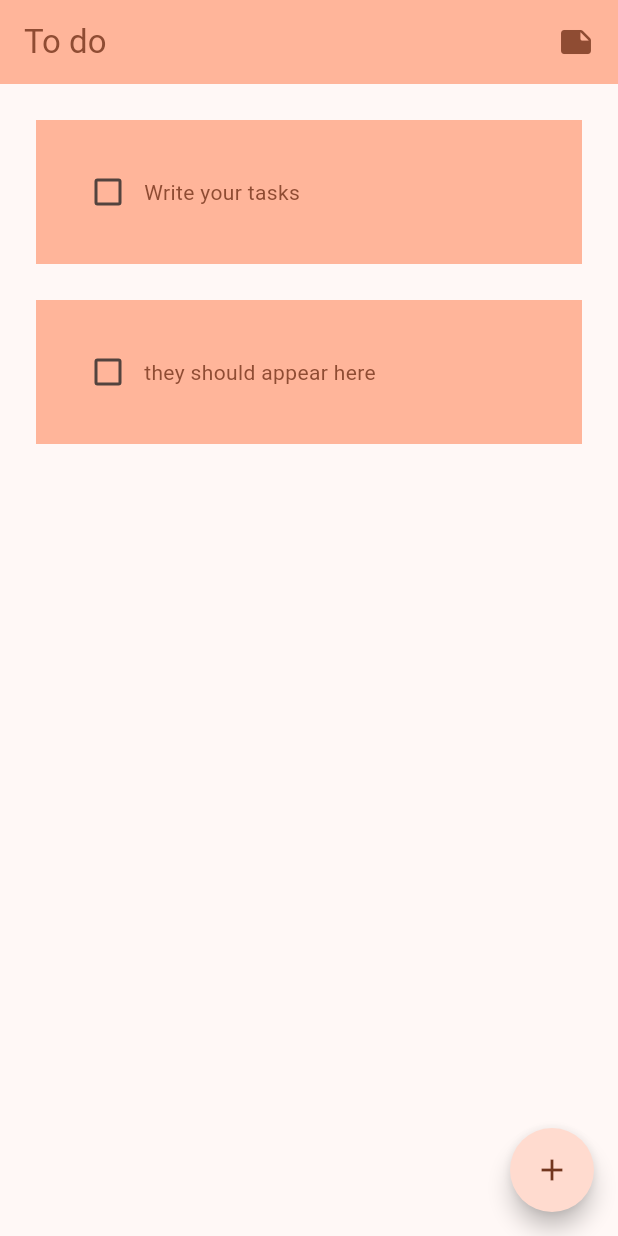
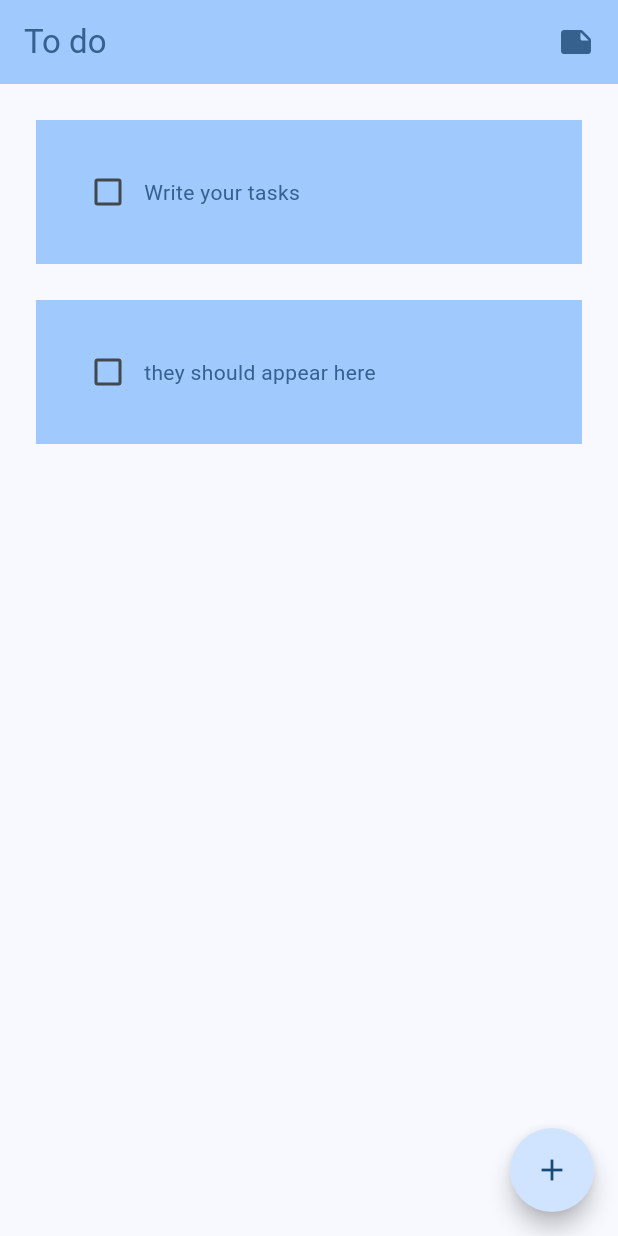
Before and after one commit to Martialmeans/flutter-to-do-app, a Flutter app: the screen it shows after launch, on a phone screen of 412 x 824 dp. Run offline on Flutter 3.47's test engine with Material 3 defaults, Android fonts, the phone set to English and light mode, and no system bars; drawn by our look-alikes of flutter_slidable; our stand-ins replace hive_flutter; accounts and stored records are empty.

Commit message:
changed theme color to blue from brown

```diff
--- a/lib/home/home_page.dart
+++ b/lib/home/home_page.dart
@@ -12,10 +12,11 @@ class HomePage extends StatefulWidget {
 }
 
 class _HomePageState extends State<HomePage> {
-  var _mybox = Hive.box('hive_box');
+  final _mybox = Hive.box('hive_box');
 
   Database dB = Database();
 
+  @override
   void initState() {
     if (_mybox.get("TODOLIST") == null) {
       dB.createInitialData();
--- a/lib/main.dart
+++ b/lib/main.dart
@@ -16,8 +16,9 @@ class MainApp extends StatelessWidget {
     return MaterialApp(
       debugShowCheckedModeBanner: false,
       title: "to do app",
-      theme:
-          ThemeData(colorScheme: ColorScheme.fromSeed(seedColor: Colors.brown)),
+      theme: ThemeData(
+        colorScheme: ColorScheme.fromSeed(seedColor: Colors.blue),
+      ),
       home: const HomePage(),
     );
   }
--- a/pubspec.yaml
+++ b/pubspec.yaml
@@ -10,6 +10,7 @@ dependencies:
   flutter:
     sdk: flutter
   flutter_slidable: ^3.1.1
+  google_fonts: ^6.2.1
   hive: ^2.2.3
   hive_flutter: ^1.1.0
 
```
Also changed, not shown: pubspec.lock.
